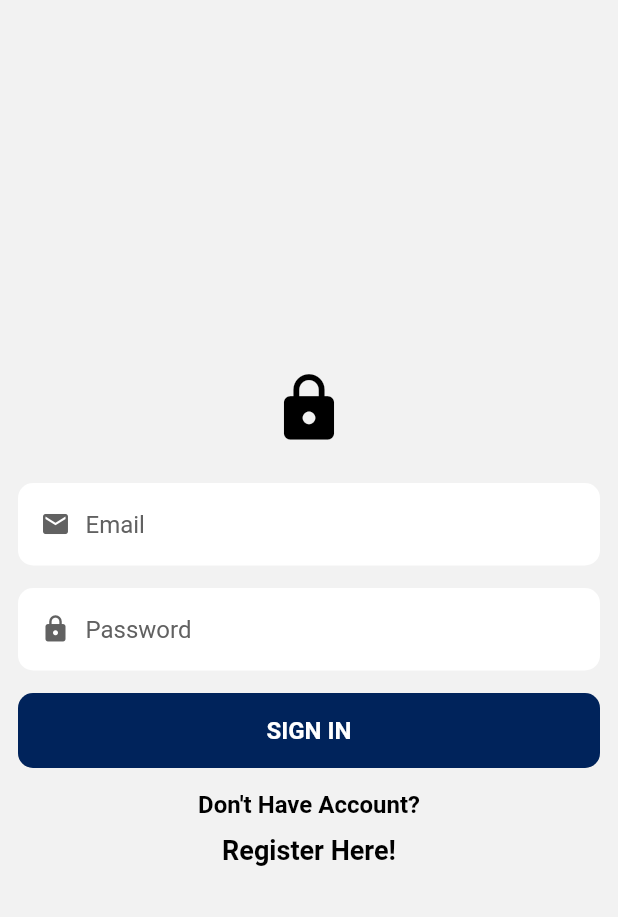
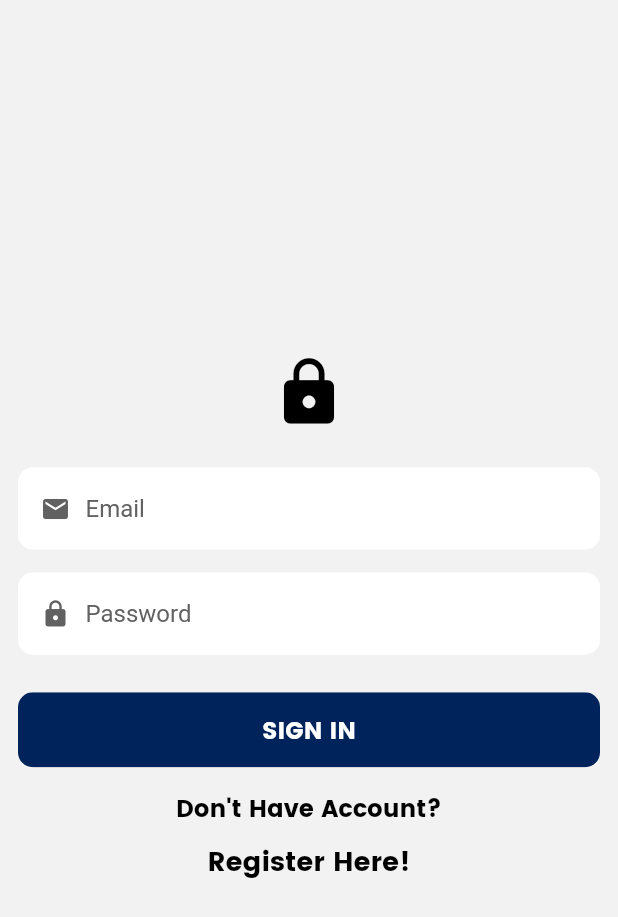
Before and after one commit to jahidul96/flutter_firebase_chatapp, a Flutter app: the screen it shows after launch, after a tap on "Login Here!", on a phone screen of 412 x 824 dp. Shown: the top 917 px of the screen. Run offline on Flutter 3.47's test engine with Material 2 defaults, Android fonts, the phone set to English and light mode, and no system bars; our stand-ins replace cached_network_image, cloud_firestore, firebase_auth, firebase_core, firebase_storage, image_picker and 1 more; accounts and stored records are empty.

Commit message:
added some changes

```diff
--- a/lib/screens/auth/add_profile_pic.dart
+++ b/lib/screens/auth/add_profile_pic.dart
@@ -136,7 +136,10 @@ class _AddProfilePicScreenState extends State<AddProfilePicScreen> {
                             const SizedBox(
                               height: 40,
                             ),
-                            TextComp(text: "Creating Account Wait...")
+                            TextComp(
+                              text: "Creating Account Wait...",
+                              color: AppColors.black,
+                            )
                           ],
                         ),
                       )
--- a/lib/screens/auth/login.dart
+++ b/lib/screens/auth/login.dart
@@ -1,3 +1,5 @@
+import 'dart:async';
+
 import 'package:flutter/material.dart';
 import 'package:knockme/features/auth_fb.dart';
 import 'package:knockme/screens/auth/register.dart';
@@ -24,7 +26,20 @@ class _LoginScreenState extends State<LoginScreen> {
     if (emailController.text.isEmpty || passwordController.text.isEmpty) {
       return alertUser(context: context, alertText: "Fill all the filed's");
     }
+
+    setState(() {
+      loading = true;
+    });
+
+    Timer(
+      const Duration(seconds: 3),
+      () {
         loginUserFb(emailController.text, passwordController.text, context);
+        setState(() {
+          loading = false;
+        });
+      },
+    );
   }
 
   @override
@@ -58,8 +73,25 @@ class _LoginScreenState extends State<LoginScreen> {
               inputController: passwordController,
               icon: Icons.lock,
               hintText: "Password",
+              secureText: true,
             ),
-            const SizedBox(height: 15),
+            const SizedBox(height: 25),
+
+            loading
+                ? Column(
+                    children: [
+                      const Center(
+                        child: CircularProgressIndicator(),
+                      ),
+                      const SizedBox(height: 20),
+                      TextComp(
+                        text: "Logging wait...",
+                        color: AppColors.black,
+                      )
+                    ],
+                  )
+                : Column(
+                    children: [
                       CustomButton(
                         text: "SIGN IN",
                         onPressed: () => login(),
@@ -70,11 +102,11 @@ class _LoginScreenState extends State<LoginScreen> {
                         size: 16,
                         color: AppColors.black,
                       ),
-
                       const SizedBox(height: 10),
                       GestureDetector(
                         onTap: () {
-                Navigator.pushNamed(context, RegisterScreen.routeName);
+                          Navigator.pushNamed(
+                              context, RegisterScreen.routeName);
                         },
                         child: TextComp(
                           text: "Register Here!",
@@ -84,6 +116,8 @@ class _LoginScreenState extends State<LoginScreen> {
                       ),
                     ],
                   ),
+          ],
+        ),
       ),
     );
   }
--- a/lib/screens/auth/register.dart
+++ b/lib/screens/auth/register.dart
@@ -73,6 +73,7 @@ class _RegisterScreenState extends State<RegisterScreen> {
               inputController: passwordController,
               icon: Icons.lock,
               hintText: "Password",
+              secureText: true,
             ),
             const SizedBox(height: 15),
             CustomButton(
--- a/lib/widgets/text_comp.dart
+++ b/lib/widgets/text_comp.dart
@@ -25,6 +25,7 @@ class TextComp extends StatelessWidget {
         color: color,
         fontSize: size,
         fontWeight: fontweight,
+        fontFamily: "Poppins",
       ),
       textAlign: align,
     );
--- a/lib/widgets/text_input_container.dart
+++ b/lib/widgets/text_input_container.dart
@@ -7,12 +7,14 @@ class ContainerTextInput extends StatelessWidget {
   TextEditingController inputController;
   IconData icon;
   String hintText;
+  bool secureText;
 
   ContainerTextInput(
       {super.key,
       required this.icon,
       required this.hintText,
-      required this.inputController});
+      required this.inputController,
+      this.secureText = false});
 
   @override
   Widget build(BuildContext context) {
@@ -35,6 +37,7 @@ class ContainerTextInput extends StatelessWidget {
             const SizedBox(width: 10),
             Expanded(
               child: TextField(
+                obscureText: secureText,
                 controller: inputController,
                 decoration: InputDecoration(
                   hintStyle: TextStyle(color: AppColors.greyColor),
```
Also changed, not shown: lib/screens/group_chat_screen.dart (+0 -8 lines), lib/screens/profile_screen.dart (+21 -23 lines), assets/cover.png, 2 other files. Lines whose indentation alone changed are shown as unchanged.
